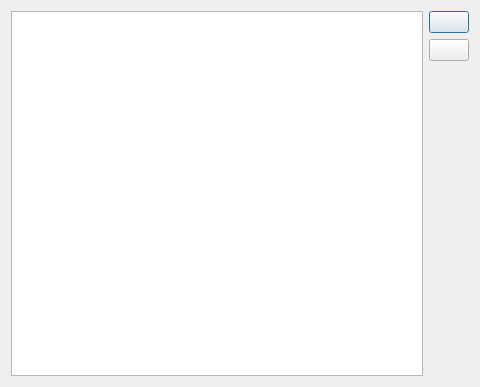
The window that combo.ui (dimitris47/chores) describes before a commit, drawn with Qt 5.
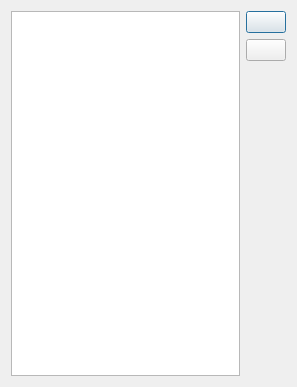
The same window after the commit. Icons and pictures are not drawn.

Commit message: change completed tasks dialog default size

```diff
--- a/combo.ui
+++ b/combo.ui
@@ -6,7 +6,7 @@
    <rect>
     <x>0</x>
     <y>0</y>
-    <width>480</width>
+    <width>297</width>
     <height>387</height>
    </rect>
   </property>
```
The commit also changes 2 other files.
